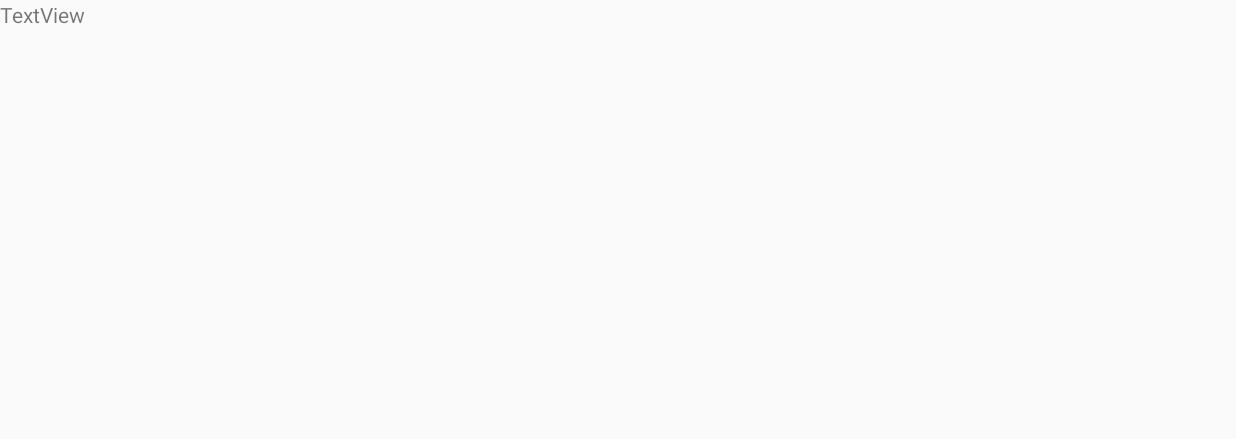
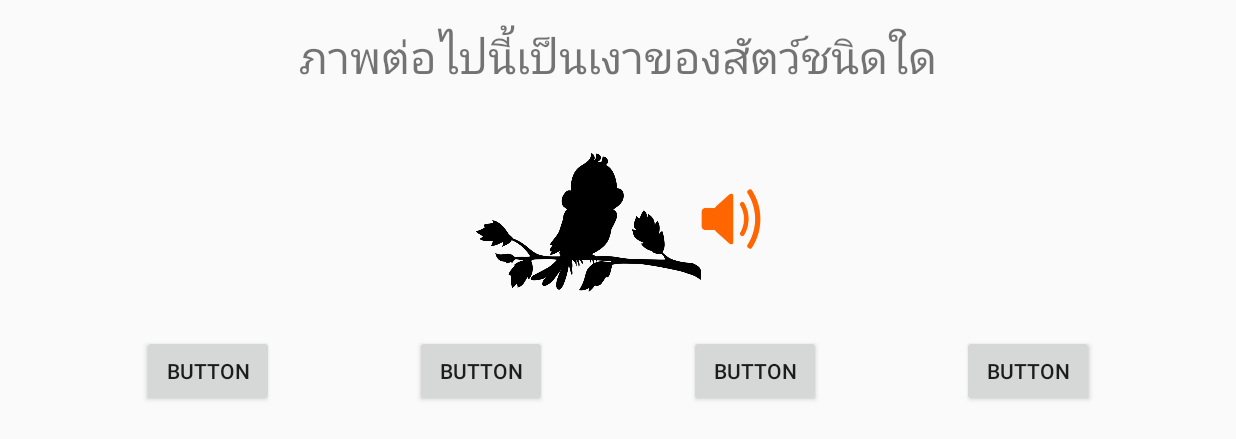
Before and after one commit to chutuma/AnimalForFun, an Android app: the screen it shows after launch (Game), on a phone screen of 824 x 412 dp (held sideways). Before the commit the part shown is almost empty. Shown: the top 439 px of the screen. Run offline under Robolectric (Android 15) with nearby library versions, the phone set to English and light mode, and no system bars.

Commit message:
design gane ui complete

```diff
--- a/app/src/main/res/layout/activity_game2.xml
+++ b/app/src/main/res/layout/activity_game2.xml
@@ -11,5 +11,76 @@
         android:id="@+id/textView"
         android:layout_width="wrap_content"
         android:layout_height="wrap_content"
-        android:text="TextView" />
+        android:layout_marginTop="@dimen/my_magin"
+        android:text="@string/question"
+        android:textSize="@dimen/h1"
+        app:layout_constraintLeft_toLeftOf="parent"
+        app:layout_constraintRight_toRightOf="parent"
+        app:layout_constraintTop_toTopOf="parent" />
+
+    <ImageView
+        android:id="@+id/imvQuestion"
+        android:layout_width="150dp"
+        android:layout_height="150dp"
+        android:layout_marginTop="@dimen/my_magin"
+        app:layout_constraintHorizontal_chainStyle="packed"
+        app:layout_constraintLeft_toLeftOf="parent"
+        app:layout_constraintRight_toLeftOf="@+id/imbVolumn"
+        app:layout_constraintTop_toBottomOf="@+id/textView"
+        app:srcCompat="@drawable/bird_02" />
+
+    <ImageButton
+        android:id="@+id/imbVolumn"
+        android:layout_width="40dp"
+        android:layout_height="40dp"
+        android:background="@null"
+        android:onClick="playSound"
+        android:scaleType="fitCenter"
+        app:srcCompat="@drawable/volume"
+        app:layout_constraintLeft_toRightOf="@+id/imvQuestion"
+        app:layout_constraintRight_toRightOf="parent"
+        android:layout_marginTop="68dp"
+        app:layout_constraintTop_toBottomOf="@+id/textView" />
+
+    <Button
+        android:id="@+id/btn1"
+        android:layout_width="wrap_content"
+        android:layout_height="wrap_content"
+        android:elevation="0dp"
+        android:onClick="choiceAns"
+        android:text="Button"
+        app:layout_constraintLeft_toLeftOf="parent"
+        app:layout_constraintRight_toLeftOf="@+id/btn2"
+        app:layout_constraintTop_toTopOf="@+id/btn2" />
+
+    <Button
+        android:id="@+id/btn2"
+        android:layout_width="wrap_content"
+        android:layout_height="wrap_content"
+        android:onClick="choiceAns"
+        android:text="Button"
+        app:layout_constraintLeft_toRightOf="@+id/btn1"
+        app:layout_constraintRight_toLeftOf="@+id/btn3"
+        app:layout_constraintTop_toTopOf="@+id/btn3" />
+
+    <Button
+        android:id="@+id/btn3"
+        android:layout_width="wrap_content"
+        android:layout_height="wrap_content"
+        android:onClick="choiceAns"
+        android:text="Button"
+        app:layout_constraintLeft_toRightOf="@+id/btn2"
+        app:layout_constraintRight_toLeftOf="@+id/btn4"
+        app:layout_constraintTop_toTopOf="@+id/btn4" />
+
+    <Button
+        android:id="@+id/btn4"
+        android:layout_width="wrap_content"
+        android:layout_height="wrap_content"
+        android:onClick="choiceAns"
+        android:text="Button"
+        app:layout_constraintLeft_toRightOf="@+id/btn3"
+        app:layout_constraintRight_toRightOf="parent"
+        app:layout_constraintTop_toBottomOf="@+id/imvQuestion" />
+
 </android.support.constraint.ConstraintLayout>
```
